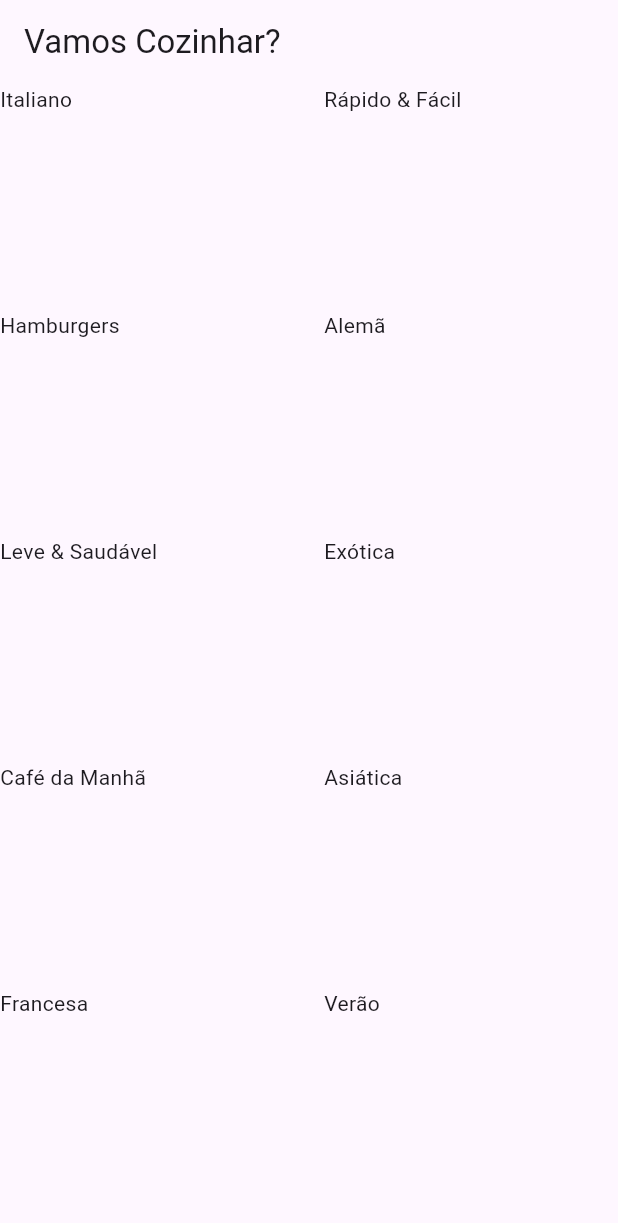
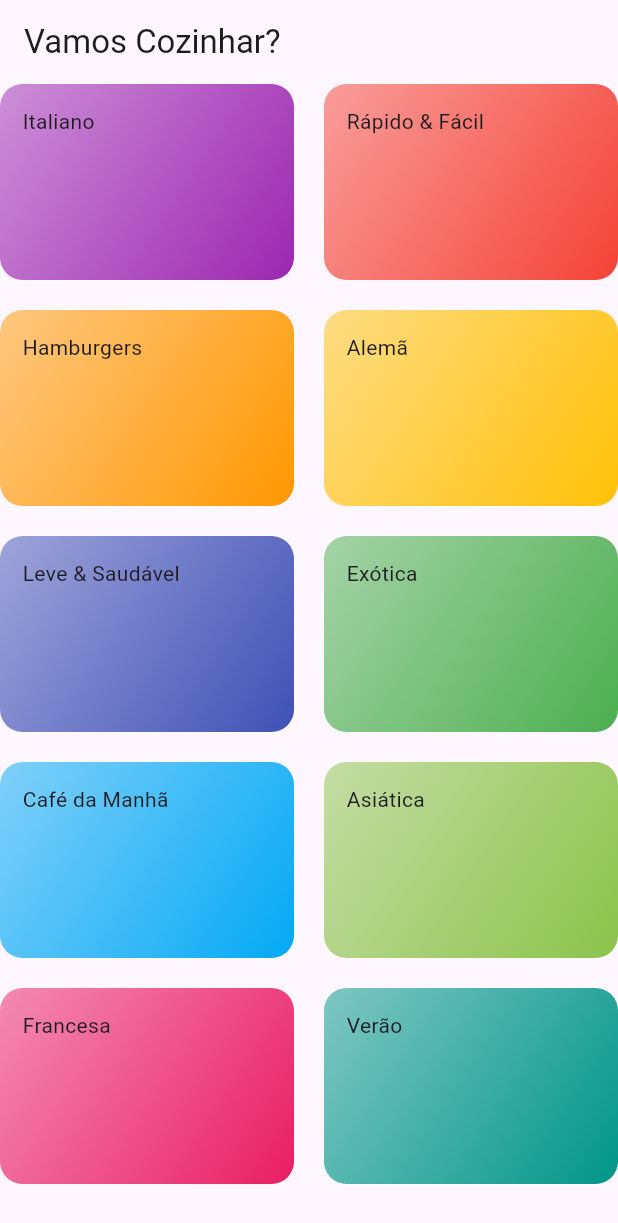
Before and after one commit to WagnerTerry/Refei-es, a Flutter app: the screen it shows after launch, on a phone screen of 412 x 824 dp. Shown: the top 1223 px of the screen. Run offline on Flutter 3.47's test engine with Material 3 defaults, Android fonts, the phone set to English and light mode, and no system bars.

Commit message:
style: aplicando cor nas categorias

```diff
--- a/lib/components/category_item.dart
+++ b/lib/components/category_item.dart
@@ -7,7 +7,14 @@ class CategoryItem extends StatelessWidget {
 
   @override
   Widget build(BuildContext context) {
-    return SizedBox(
+    return Container(
+      padding: const EdgeInsets.all(15),
+      decoration: BoxDecoration(
+          borderRadius: BorderRadius.circular(15),
+          gradient: LinearGradient(
+              colors: [category.color.withOpacity(0.5), category.color],
+              begin: Alignment.topLeft,
+              end: Alignment.bottomRight)),
       child: Text(category.title),
     );
   }
```
